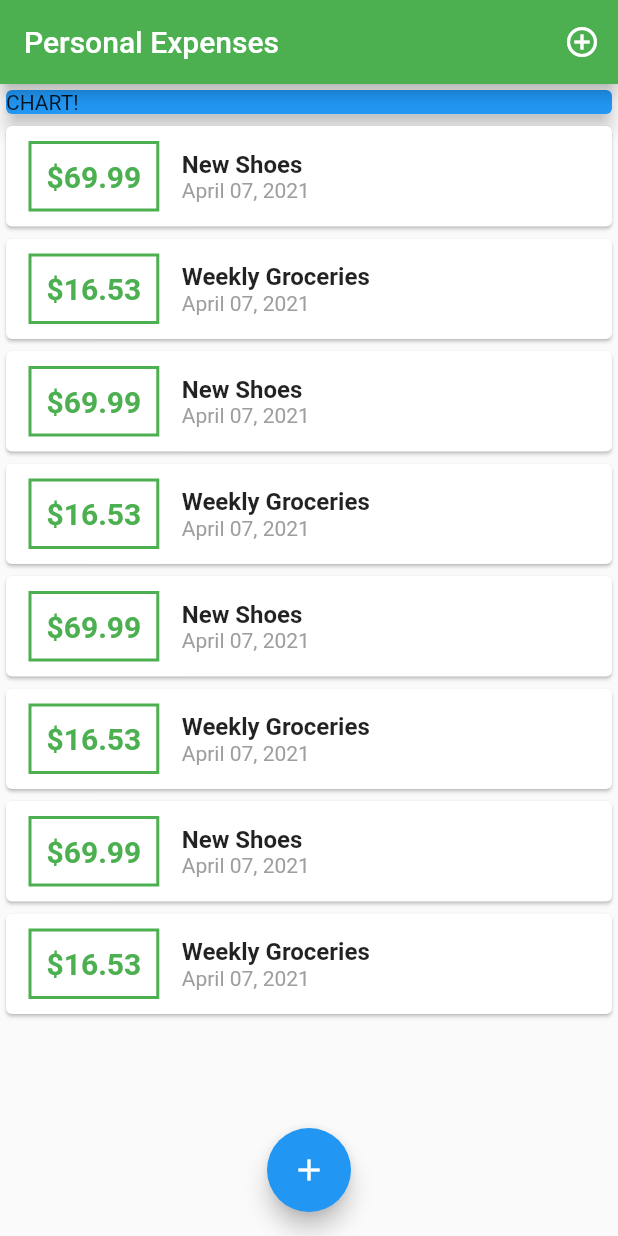
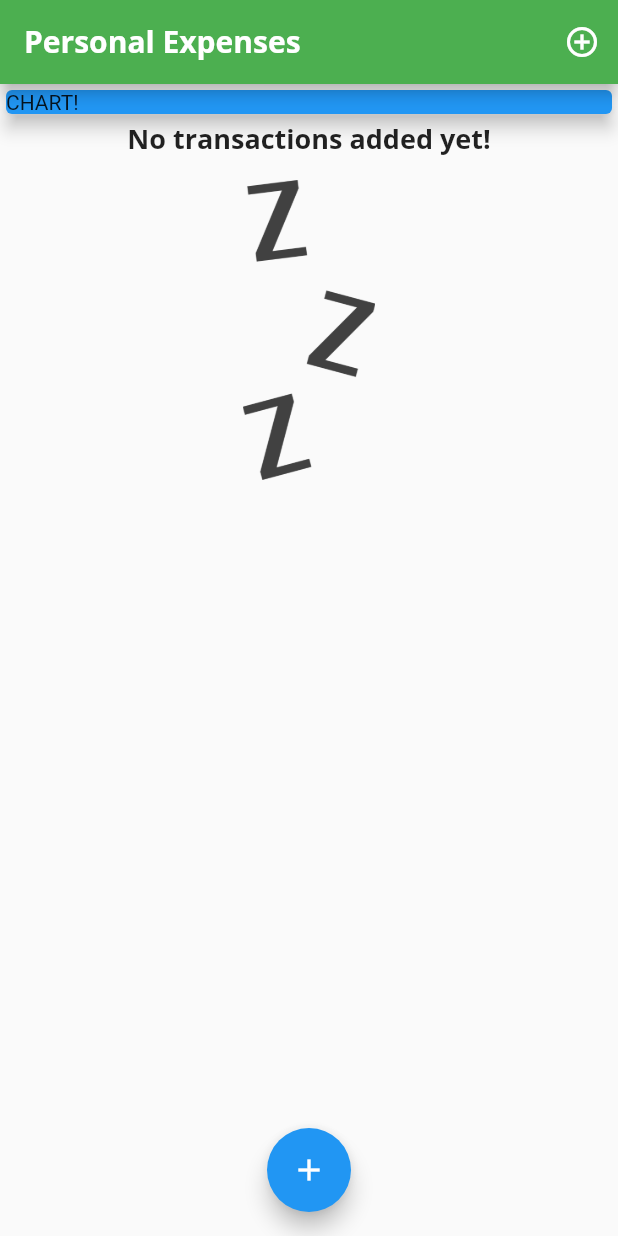
Before and after one commit to priyanshuvishnoi/flutter_expenses_application, a Flutter app: the screen it shows after launch, on a phone screen of 412 x 824 dp. Run offline on Flutter 3.47's test engine with Material 2 defaults, Android fonts, the phone set to English and light mode, and no system bars; Roboto replaces fonts that are missing (Open Sans).

Commit message:
global theme

```diff
--- a/lib/main.dart
+++ b/lib/main.dart
@@ -15,6 +15,22 @@ class MyApp extends StatelessWidget {
       theme: ThemeData(
         primarySwatch: Colors.green,
         accentColor: Colors.blue,
+        fontFamily: 'Quicksand',
+        textTheme: ThemeData.light().textTheme.copyWith(
+              title: TextStyle(
+                fontFamily: 'OpenSans',
+                fontWeight: FontWeight.bold,
+                fontSize: 18,
+              ),
+            ),
+        appBarTheme: AppBarTheme(
+          textTheme: ThemeData.light().textTheme.copyWith(
+                  title: TextStyle(
+                fontFamily: 'OpenSans',
+                fontSize: 20,
+                fontWeight: FontWeight.bold,
+              )),
+        ),
       ),
     );
   }
@@ -27,54 +43,18 @@ class MyHomePage extends StatefulWidget {
 
 class _MyHomePageState extends State<MyHomePage> {
   final List<Transaction> _userTransaction = [
-    Transaction(
-      id: 't1',
-      title: 'New Shoes',
-      amount: 69.99,
-      date: DateTime.now(),
-    ),
-    Transaction(
-      id: 't2',
-      title: 'Weekly Groceries',
-      amount: 16.53,
-      date: DateTime.now(),
-    ),
-    Transaction(
-      id: 't1',
-      title: 'New Shoes',
-      amount: 69.99,
-      date: DateTime.now(),
-    ),
-    Transaction(
-      id: 't2',
-      title: 'Weekly Groceries',
-      amount: 16.53,
-      date: DateTime.now(),
-    ),
-    Transaction(
-      id: 't1',
-      title: 'New Shoes',
-      amount: 69.99,
-      date: DateTime.now(),
-    ),
-    Transaction(
-      id: 't2',
-      title: 'Weekly Groceries',
-      amount: 16.53,
-      date: DateTime.now(),
-    ),
-    Transaction(
-      id: 't1',
-      title: 'New Shoes',
-      amount: 69.99,
-      date: DateTime.now(),
-    ),
-    Transaction(
-      id: 't2',
-      title: 'Weekly Groceries',
-      amount: 16.53,
-      date: DateTime.now(),
-    ),
+    // Transaction(
+    //   id: 't1',
+    //   title: 'New Shoes',
+    //   amount: 69.99,
+    //   date: DateTime.now(),
+    // ),
+    // Transaction(
+    //   id: 't2',
+    //   title: 'Weekly Groceries',
+    //   amount: 16.53,
+    //   date: DateTime.now(),
+    // ),
   ];
 
   void _addNewTransaction(String title, double amount) {
@@ -101,7 +81,12 @@ class _MyHomePageState extends State<MyHomePage> {
   Widget build(BuildContext context) {
     return Scaffold(
       appBar: AppBar(
-        title: Text('Personal Expenses'),
+        title: Text(
+          'Personal Expenses',
+          style: TextStyle(
+            fontFamily: 'Open Sans',
+          ),
+        ),
         actions: [
           IconButton(
             icon: Icon(Icons.add_circle_outline_outlined),
--- a/lib/widgets/transaction_list.dart
+++ b/lib/widgets/transaction_list.dart
@@ -11,7 +11,22 @@ class TransactionList extends StatelessWidget {
   Widget build(BuildContext context) {
     return Container(
       height: 650,
-      child: ListView.builder(
+      child: transactions.isEmpty
+          ? Column(
+              children: [
+                Text(
+                  'No transactions added yet!',
+                  style: Theme.of(context).textTheme.title,
+                ),
+                SizedBox(height: 15),
+                Container(
+                  height: 200,
+                  child: Image.asset('assets/images/waiting.png',
+                      fit: BoxFit.cover),
+                ),
+              ],
+            )
+          : ListView.builder(
               itemBuilder: (ctx, index) {
                 return Card(
                   child: Row(
@@ -39,13 +54,13 @@ class TransactionList extends StatelessWidget {
                       Column(
                         crossAxisAlignment: CrossAxisAlignment.start,
                         children: [
-                    Text(transactions[index].title,
-                        style: TextStyle(
-                          fontWeight: FontWeight.bold,
-                          fontSize: 16,
-                        )),
                           Text(
-                      DateFormat('MMMM dd, yyyy').format(transactions[index].date),
+                            transactions[index].title,
+                            style: Theme.of(context).textTheme.title,
+                          ),
+                          Text(
+                            DateFormat('MMMM dd, yyyy')
+                                .format(transactions[index].date),
                             style: TextStyle(color: Colors.grey),
                           ),
                         ],
```
Also changed, not shown: pubspec.yaml (+13 -7 lines), assets/fonts/OpenSans-Bold.ttf (renamed from assets/fonts/fonts/fonts/OpenSans-Bold.ttf), assets/fonts/OpenSans-Regular.ttf (renamed from assets/fonts/fonts/fonts/OpenSans-Regular.ttf), assets/fonts/Quicksand-Bold.ttf (renamed from assets/fonts/fonts/fonts/Quicksand-Bold.ttf), assets/fonts/Quicksand-Light.ttf (renamed from assets/fonts/fonts/fonts/Quicksand-Light.ttf), assets/fonts/Quicksand-Medium.ttf (renamed from assets/fonts/fonts/fonts/Quicksand-Medium.ttf), assets/fonts/Quicksand-Regular.ttf (renamed from assets/fonts/fonts/fonts/Quicksand-Regular.ttf), assets/images/waiting.png (added). Lines whose indentation alone changed are shown as unchanged.
